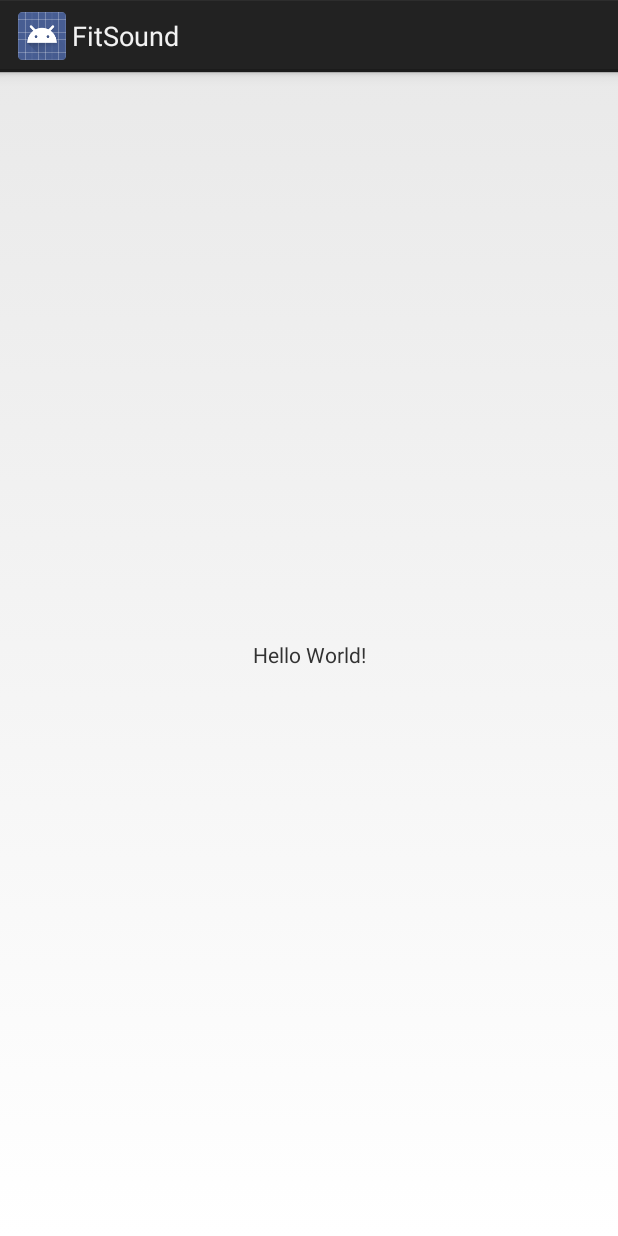
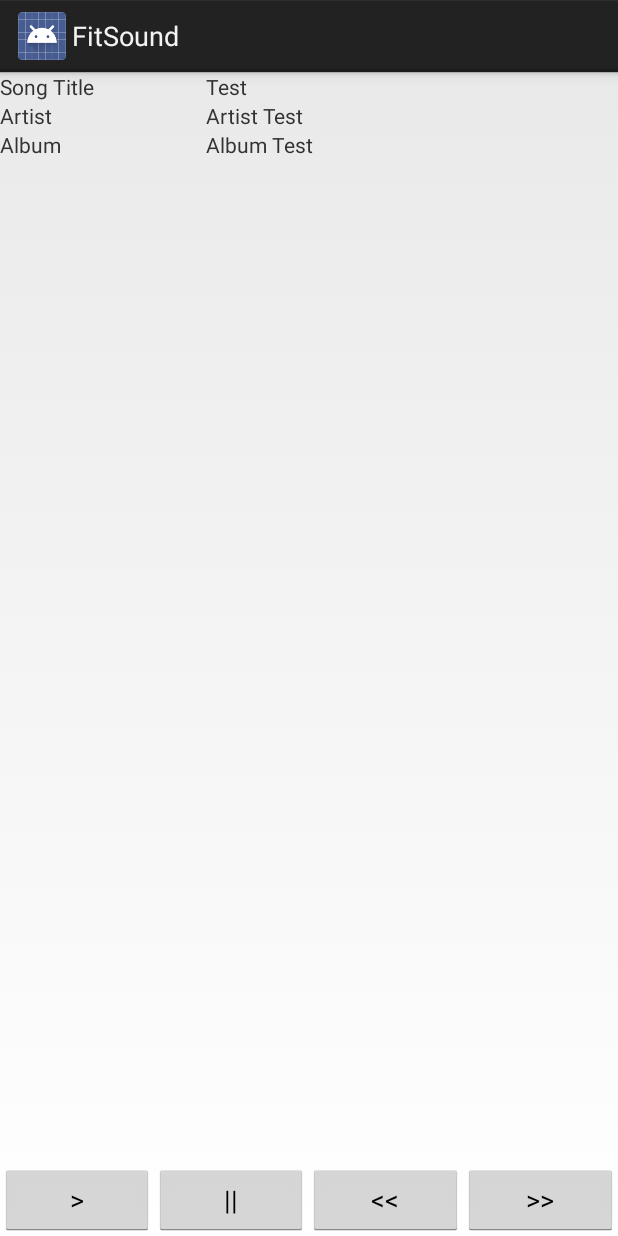
Before and after one commit to rcacurs/fitsound, an Android app: the screen it shows after launch (MainActivity), on a phone screen of 412 x 824 dp. Run offline under Robolectric (Android 15) with nearby library versions, the phone set to English and light mode, and no system bars; our stand-ins replace Picasso; pictures from the network do not load.

```diff
--- a/app/build.gradle
+++ b/app/build.gradle
@@ -39,4 +39,6 @@ dependencies {
 
     // This library handles music playback
     compile 'com.spotify.sdk:spotify-player-24-noconnect-2.20b@aar'
+
+    compile 'com.squareup.picasso:picasso:2.5.2'
 }
--- a/app/src/main/AndroidManifest.xml
+++ b/app/src/main/AndroidManifest.xml
@@ -8,12 +8,14 @@
         android:label="@string/app_name"
         android:roundIcon="@mipmap/ic_launcher_round"
         android:supportsRtl="true"
-        android:theme="@style/AppTheme">
+        android:theme="@style/AppTheme"
+        >
         <uses-permission android:name="android.permission.INTERNET"/>
         <activity
             android:name="com.spotify.sdk.android.authentication.LoginActivity"
             android:theme="@android:style/Theme.Translucent.NoTitleBar"/>
-        <activity android:name=".MainActivity">
+        <activity android:name=".MainActivity"
+            android:screenOrientation="portrait">
             <intent-filter>
                 <action android:name="android.intent.action.MAIN" />
 
--- a/app/src/main/java/lv/edi/fitsound/MainActivity.java
+++ b/app/src/main/java/lv/edi/fitsound/MainActivity.java
@@ -4,6 +4,9 @@ import android.app.Activity;
 import android.content.Intent;
 import android.os.Bundle;
 import android.util.Log;
+import android.view.View;
+import android.widget.ImageView;
+import android.widget.TextView;
 
 import com.spotify.sdk.android.authentication.AuthenticationClient;
 import com.spotify.sdk.android.authentication.AuthenticationRequest;
@@ -15,19 +18,31 @@ import com.spotify.sdk.android.player.Player;
 import com.spotify.sdk.android.player.PlayerEvent;
 import com.spotify.sdk.android.player.Spotify;
 import com.spotify.sdk.android.player.SpotifyPlayer;
+import com.spotify.sdk.android.player.Metadata;
+import com.squareup.picasso.Picasso;
+
+import java.util.Vector;
 
 public class MainActivity extends Activity implements
-        SpotifyPlayer.NotificationCallback, ConnectionStateCallback
+        SpotifyPlayer.NotificationCallback, ConnectionStateCallback, Player.OperationCallback
 {
     // TODO: Replace with your client ID
     private static final String CLIENT_ID = "ab3cf19326c44d15be7e8c80d351f849";
-
+    private static final String TAG="FitSound";
     // TODO: Replace with your redirect URI
     private static final String REDIRECT_URI = "yourcustomprotocol://callback";
 
     private Player mPlayer;
 
     private static final int REQUEST_CODE = 1337;
+
+    TextView songTitleLable;
+    TextView songAlbumLable;
+    TextView songArtistLable;
+    ImageView albumArt;
+
+    Vector<String> songTitles = new Vector();
+
 
     @Override
     protected void onCreate(Bundle savedInstanceState) {
@@ -40,6 +55,10 @@ public class MainActivity extends Activity implements
         AuthenticationRequest request = builder.build();
 
         AuthenticationClient.openLoginActivity(this, REQUEST_CODE, request);
+        songTitleLable = (TextView)findViewById(R.id.track_label);
+        songArtistLable = (TextView)findViewById(R.id.artist_label);
+        songAlbumLable = (TextView)findViewById(R.id.album_label);
+        albumArt = (ImageView)findViewById(R.id.album_art);
     }
 
     @Override
@@ -79,6 +98,14 @@ public class MainActivity extends Activity implements
         Log.d("MainActivity", "Playback event received: " + playerEvent.name());
         switch (playerEvent) {
             // Handle event type as necessary
+            case kSpPlaybackNotifyMetadataChanged:
+                Metadata.Track track = mPlayer.getMetadata().currentTrack;
+                Log.d(TAG, track.toString());
+                songTitleLable.setText(track.name);
+                songArtistLable.setText(track.artistName);
+                songAlbumLable.setText(track.albumName);
+
+                Picasso.with(this).load(track.albumCoverWebUrl).into(albumArt);
             default:
                 break;
         }
@@ -99,7 +126,14 @@ public class MainActivity extends Activity implements
         Log.d("MainActivity", "User logged in");
 
         // This is the line that plays a song.
-        mPlayer.playUri(null, "spotify:track:2TpxZ7JUBn3uw46aR7qd6V", 0, 0);
+//        mPlayer.playUri(null, "spotify:track:2TpxZ7JUBn3uw46aR7qd6V", 0, 0);
+//        mPlayer.playUri(null, "spotify:track:29zkoUsOE50f0I3n44LjjU", 0, 0);
+        mPlayer.playUri(null, "spotify:user:spotify:playlist:37i9dQZEVXcTmxDvQtsYYP", 0, 0);
+        mPlayer.pause(null);
+//        mPlayer.queue(null, "spotify:track:2TpxZ7JUBn3uw46aR7qd6V");
+//        mPlayer.queue(null, "spotify:track:29zkoUsOE50f0I3n44LjjU");
+//
+
     }
 
     @Override
@@ -121,4 +155,36 @@ public class MainActivity extends Activity implements
     public void onConnectionMessage(String message) {
         Log.d("MainActivity", "Received connection message: " + message);
     }
+
+    public void onClickPlay(View v){
+        Log.d(TAG, "PRESSED PLAY");
+        mPlayer.resume(null);
+
+    }
+
+    public void onClickPause(View v){
+        Log.d(TAG, "PRESSED PAUSE");
+        mPlayer.pause(this);
+    }
+
+    public void onClickPrevious(View v){
+        Log.d(TAG, "PRESSED PREVIOUS");
+        mPlayer.skipToPrevious(null);
+    }
+
+    public void onClickNext(View v){
+        Log.d(TAG, "PRESSED NEXT");
+        mPlayer.skipToNext(null);
+    }
+
+    @Override
+    public void onError(Error error){
+
+    }
+
+    @Override
+    public void onSuccess(){
+
+    }
+
 }
--- a/app/src/main/res/layout/activity_main.xml
+++ b/app/src/main/res/layout/activity_main.xml
@@ -1,18 +1,95 @@
 <?xml version="1.0" encoding="utf-8"?>
-<android.support.constraint.ConstraintLayout xmlns:android="http://schemas.android.com/apk/res/android"
+<LinearLayout xmlns:android="http://schemas.android.com/apk/res/android"
     xmlns:app="http://schemas.android.com/apk/res-auto"
     xmlns:tools="http://schemas.android.com/tools"
     android:layout_width="match_parent"
     android:layout_height="match_parent"
-    tools:context="lv.edi.fitsound.MainActivity">
+    tools:context="lv.edi.fitsound.MainActivity"
+    android:orientation="vertical">
 
-    <TextView
-        android:layout_width="wrap_content"
+    <LinearLayout
         android:layout_height="wrap_content"
-        android:text="Hello World!"
-        app:layout_constraintBottom_toBottomOf="parent"
-        app:layout_constraintLeft_toLeftOf="parent"
-        app:layout_constraintRight_toRightOf="parent"
-        app:layout_constraintTop_toTopOf="parent" />
+        android:layout_width="match_parent"
+        android:orientation="horizontal">
+        <TextView
+            android:text="Song Title"
+            android:layout_height="wrap_content"
+            android:layout_weight="1"
+            android:layout_width="0dp"/>
+        <TextView
+            android:text="Test"
+            android:id="@+id/track_label"
+            android:layout_height="wrap_content"
+            android:layout_weight="2"
+            android:layout_width="0dp"/>
+    </LinearLayout>
+    <LinearLayout
+        android:layout_height="wrap_content"
+        android:layout_width="match_parent"
+        android:orientation="horizontal">
+        <TextView
+            android:text="Artist"
+            android:layout_height="wrap_content"
+            android:layout_weight="1"
+            android:layout_width="0dp"/>
+        <TextView
+            android:text="Artist Test"
+            android:id="@+id/artist_label"
+            android:layout_height="wrap_content"
+            android:layout_weight="2"
+            android:layout_width="0dp"/>
+    </LinearLayout>
+    <LinearLayout
+        android:layout_height="wrap_content"
+        android:layout_width="match_parent"
+        android:orientation="horizontal">
+        <TextView
+            android:text="Album"
+            android:layout_height="wrap_content"
+            android:layout_weight="1"
+            android:layout_width="0dp"/>
+        <TextView
+            android:text="Album Test"
+            android:id="@+id/album_label"
+            android:layout_height="wrap_content"
+            android:layout_weight="2"
+            android:layout_width="0dp"/>
+    </LinearLayout>
 
-</android.support.constraint.ConstraintLayout>
+    <ImageView
+        android:layout_weight="1"
+        android:id="@+id/album_art"
+        android:layout_height="wrap_content"
+        android:layout_width="match_parent"/>
+    <LinearLayout
+        android:layout_width="match_parent"
+        android:layout_height="wrap_content"
+        android:orientation="horizontal"
+        >
+        <Button
+            android:layout_height="wrap_content"
+            android:layout_width="0dp"
+            android:layout_weight="1"
+            android:text="&gt;"
+            android:onClick="onClickPlay"/>
+        <Button
+            android:layout_height="wrap_content"
+            android:layout_width="0dp"
+            android:layout_weight="1"
+            android:text="||"
+            android:onClick="onClickPause"/>
+        <Button
+            android:layout_height="wrap_content"
+            android:layout_width="0dp"
+            android:layout_weight="1"
+            android:text="&lt;&lt;"
+            android:onClick="onClickPrevious"/>
+        <Button
+            android:layout_height="wrap_content"
+            android:layout_width="0dp"
+            android:layout_weight="1"
+            android:text="&gt;&gt;"
+            android:onClick="onClickNext"/>
+    </LinearLayout>
+
+</LinearLayout>
```
